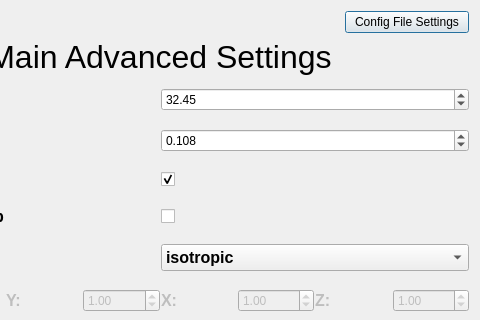
Before: the Qt Designer form src/mainadvanced.ui in abcucberkeley/PetaKit5D-GUI, drawn with Qt 5; both pictures show x 160 to 640 and y 0 to 320 of the 640 by 480 pixel window.
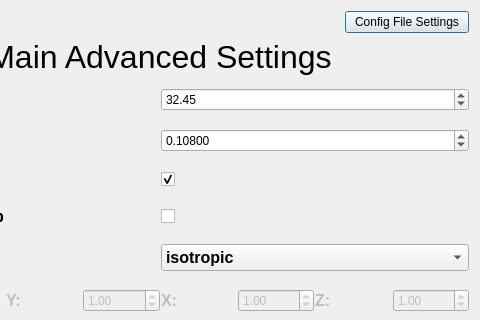
After: the same form once the commit is applied.

```diff
--- a/src/mainadvanced.ui
+++ b/src/mainadvanced.ui
@@ -139,7 +139,10 @@
           <string>Microns</string>
          </property>
          <property name="decimals">
-          <number>3</number>
+          <number>5</number>
+         </property>
+         <property name="maximum">
+          <double>1000000000.000000000000000</double>
          </property>
          <property name="singleStep">
           <double>0.001000000000000</double>
```
